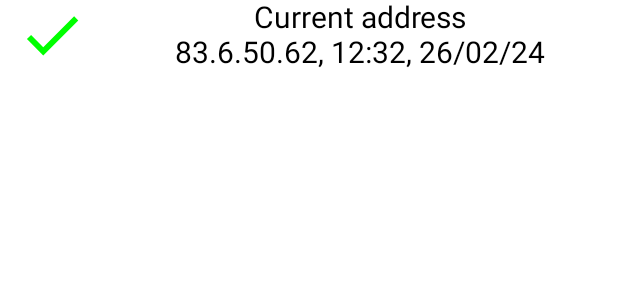
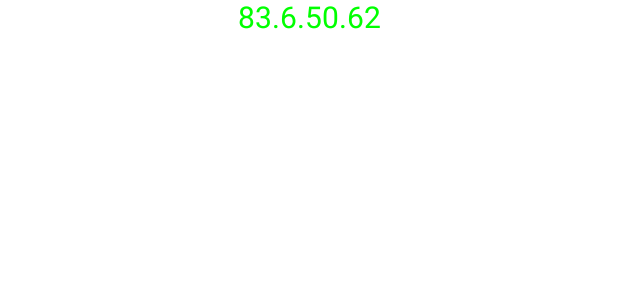
Before and after one commit to maksimowiczm/DeviceAddressTracker, an Android app built with Jetpack Compose: the @Preview function CurrentNetworkViewConnectedPreview, on a phone screen of 412 x 824 dp. Shown: the top 300 px of the screen. Run offline under Robolectric (Android 15) with nearby library versions, the phone set to English and light mode, and no system bars.

Commit message:
Simplify current network UI

```diff
--- a/app/src/main/java/com/example/addresstracker/feature_network_information/presentation/current_network/CurrentNetworkView.kt
+++ b/app/src/main/java/com/example/addresstracker/feature_network_information/presentation/current_network/CurrentNetworkView.kt
@@ -1,15 +1,6 @@
 package com.example.addresstracker.feature_network_information.presentation.current_network
 
-import androidx.compose.foundation.layout.Column
-import androidx.compose.foundation.layout.IntrinsicSize
-import androidx.compose.foundation.layout.Row
-import androidx.compose.foundation.layout.fillMaxSize
 import androidx.compose.foundation.layout.fillMaxWidth
-import androidx.compose.foundation.layout.height
-import androidx.compose.material.icons.Icons
-import androidx.compose.material.icons.sharp.Check
-import androidx.compose.material.icons.sharp.Close
-import androidx.compose.material3.Icon
 import androidx.compose.material3.Text
 import androidx.compose.runtime.Composable
 import androidx.compose.ui.Modifier
@@ -22,7 +13,7 @@ import com.example.addresstracker.R
 
 @Composable
 fun CurrentNetworkView(viewModel: CurrentNetworkViewModel) {
-    CurrentNetworkUI(currentNetwork = viewModel.currentNetwork?.toString())
+    CurrentNetworkUI(currentNetwork = viewModel.currentNetwork?.address)
 }
 
 @Composable
@@ -36,64 +27,17 @@ fun CurrentNetworkUI(currentNetwork: String?) {
 
 @Composable
 fun CurrentNetworkConnected(currentNetwork: String) {
-    Row(
-        Modifier
-            .fillMaxWidth()
-            .height(IntrinsicSize.Min)
-    ) {
-
-        Icon(
-            imageVector = Icons.Sharp.Check,
-            tint = Color.Green,
-            contentDescription = currentNetwork,
-            modifier = Modifier
-                .weight(.2f)
-                .fillMaxSize()
-        )
-
-        Column(Modifier.weight(1f)) {
-            Text(
-                text = stringResource(id = R.string.current_address),
-                textAlign = TextAlign.Center,
-                fontSize = 20.sp,
-                modifier = Modifier.fillMaxWidth()
-            )
-
     Text(
         text = currentNetwork,
         textAlign = TextAlign.Center,
         fontSize = 20.sp,
-                modifier = Modifier.fillMaxWidth()
+        modifier = Modifier.fillMaxWidth(),
+        color = Color.Green
     )
-        }
-    }
 }
 
 @Composable
 fun CurrentNetworkDisconnected() {
-    Row(
-        Modifier
-            .fillMaxWidth()
-            .height(IntrinsicSize.Min)
-    ) {
-
-        Icon(
-            imageVector = Icons.Sharp.Close,
-            tint = Color.Red,
-            contentDescription = stringResource(id = R.string.unable_to_get_public_address),
-            modifier = Modifier
-                .weight(.2f)
-                .fillMaxSize()
-        )
-
-        Column(Modifier.weight(1f)) {
-            Text(
-                text = stringResource(id = R.string.current_address),
-                textAlign = TextAlign.Center,
-                fontSize = 20.sp,
-                modifier = Modifier.fillMaxWidth()
-            )
-
     Text(
         text = stringResource(id = R.string.unable_to_get_public_address),
         textAlign = TextAlign.Center,
@@ -102,13 +46,11 @@ fun CurrentNetworkDisconnected() {
         color = Color.Red
     )
 }
-    }
-}
 
 @Composable
 @Preview
 private fun CurrentNetworkViewConnectedPreview() {
-    CurrentNetworkUI("83.6.50.62, 12:32, 26/02/24")
+    CurrentNetworkUI("83.6.50.62")
 }
 
 @Composable
```
Also changed, not shown: app/src/main/java/com/example/addresstracker/feature_network_information/presentation/MainActivity.kt (+8 -0 lines). Lines whose indentation alone changed are shown as unchanged.
